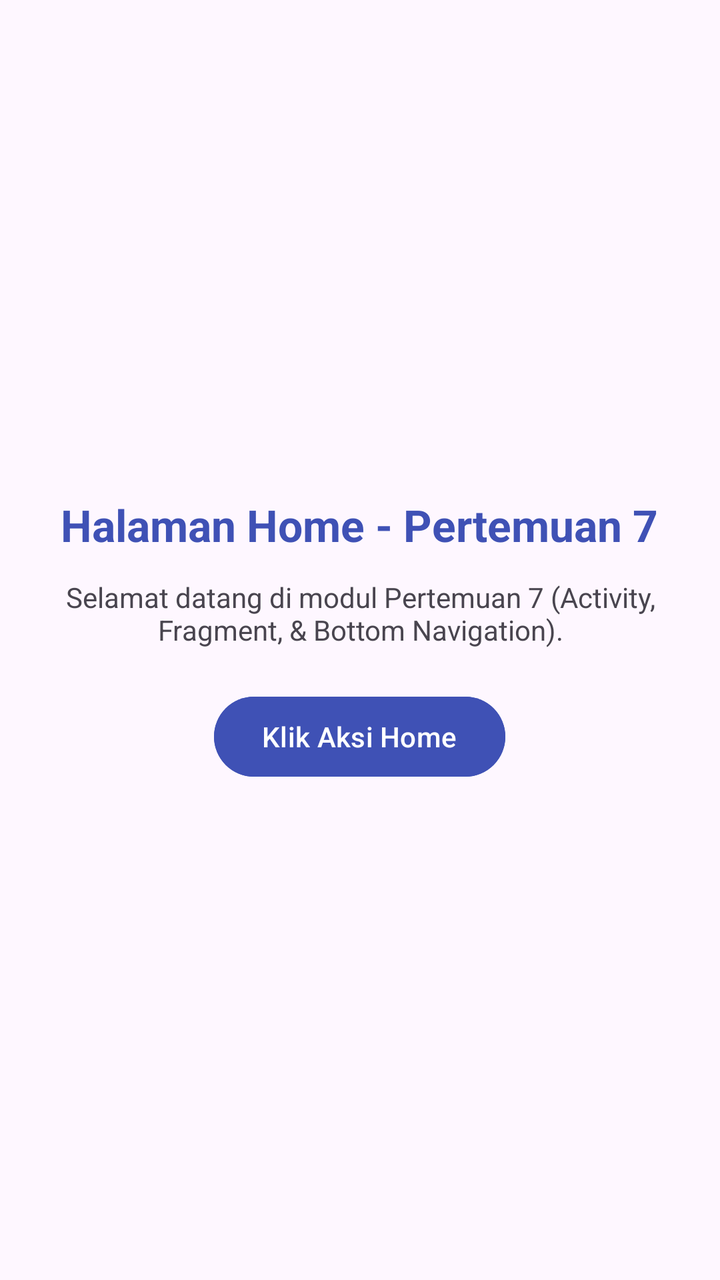
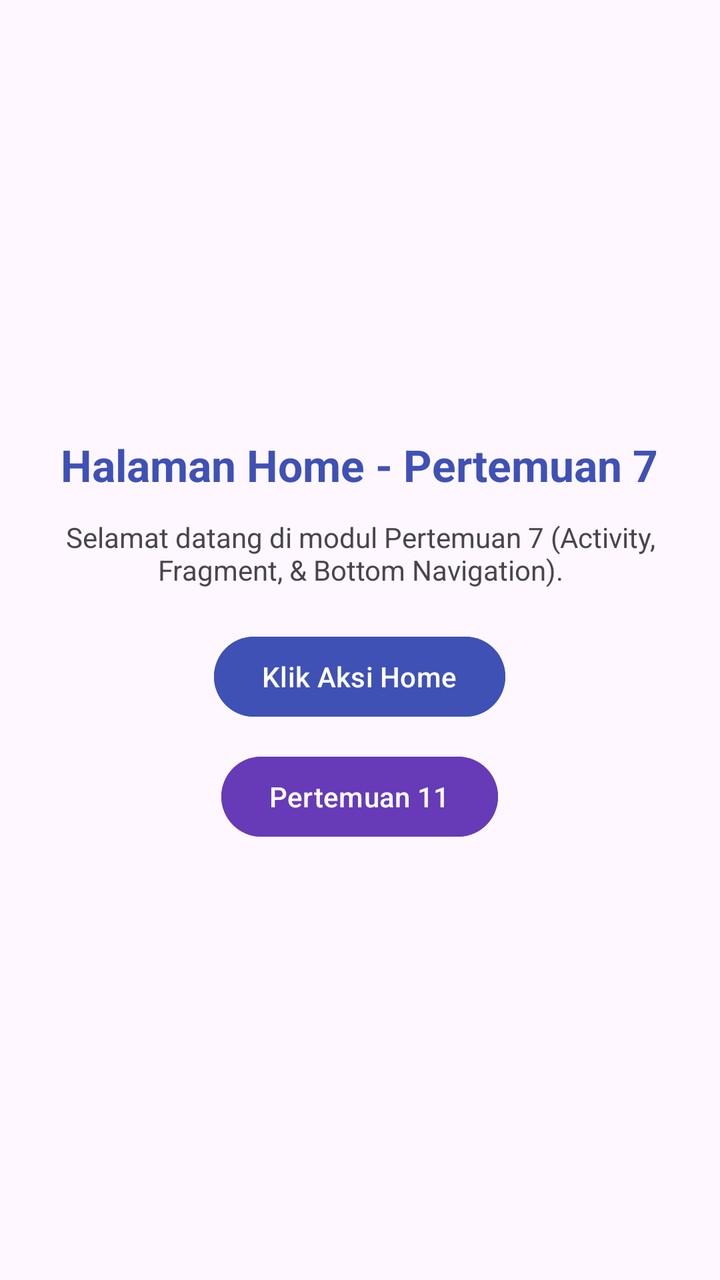

Two renders of the same Android screen: before a commit and after it. Below are the layout's source before the change and the commit's diff.
<!-- AndroidManifest.xml: application theme Theme.LadyMobile -->
<!-- res/layout/fragment_p7_home.xml -->
<?xml version="1.0" encoding="utf-8"?>
<LinearLayout xmlns:android="http://schemas.android.com/apk/res/android"
    android:layout_width="match_parent"
    android:layout_height="match_parent"
    android:gravity="center"
    android:orientation="vertical"
    android:padding="24dp">

    <TextView
        android:id="@+id/tvHomeTitle"
        android:layout_width="wrap_content"
        android:layout_height="wrap_content"
        android:text="Halaman Home - Pertemuan 7"
        android:textColor="#3F51B5"
        android:textSize="22sp"
        android:textStyle="bold" />

    <TextView
        android:id="@+id/tvHomeDesc"
        android:layout_width="wrap_content"
        android:layout_height="wrap_content"
        android:layout_marginTop="12dp"
        android:gravity="center"
        android:text="Selamat datang di modul Pertemuan 7 (Activity, Fragment, &amp; Bottom Navigation)."
        android:textSize="14sp" />

    <Button
        android:id="@+id/btnHomeAction"
        android:layout_width="wrap_content"
        android:layout_height="wrap_content"
        android:layout_marginTop="20dp"
        android:backgroundTint="#3F51B5"
        android:text="Klik Aksi Home" />

</LinearLayout>
<!-- resources referenced by this layout -->
<resources>
  <style name="Theme.LadyMobile" parent="Base.Theme.LadyMobile" />
  <style name="Base.Theme.LadyMobile" parent="Theme.Material3.DayNight.NoActionBar">
          
          
      </style>
</resources>

<!-- the commit's change to res/layout/fragment_p7_home.xml (unified diff, before → after) -->
@@ -32,4 +32,12 @@
         android:backgroundTint="#3F51B5"
         android:text="Klik Aksi Home" />
 
+    <Button
+        android:id="@+id/btnToEleventh"
+        android:layout_width="wrap_content"
+        android:layout_height="wrap_content"
+        android:layout_marginTop="12dp"
+        android:backgroundTint="#673AB7"
+        android:text="Pertemuan 11" />
+
 </LinearLayout>
